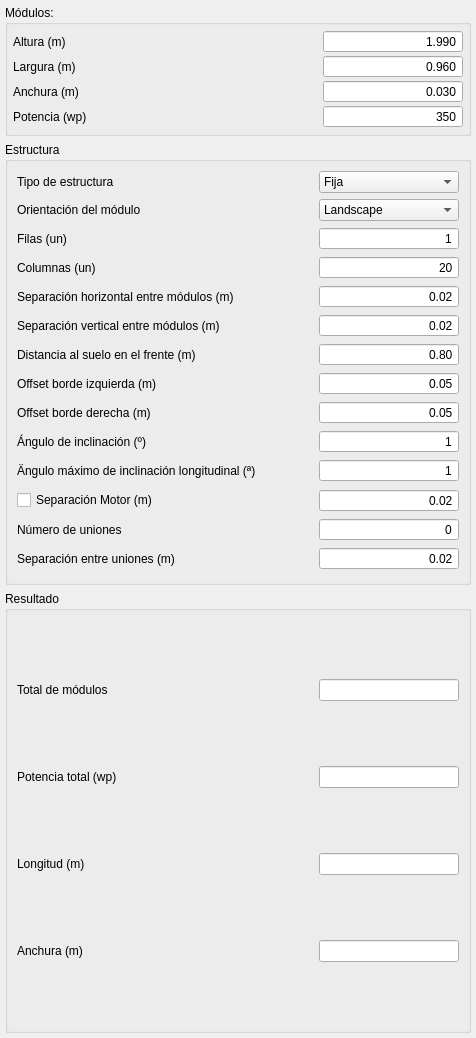
Qt form PVPlantTrench.ui (JavierBrana/PVPlant) before a commit.
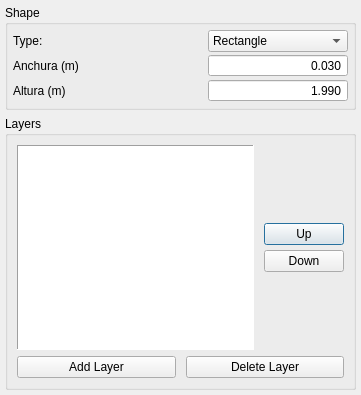
The same form after that commit.

Patch:
```diff
--- a/PVPlantTrench.ui
+++ b/PVPlantTrench.ui
@@ -6,8 +6,8 @@
    <rect>
     <x>0</x>
     <y>0</y>
-    <width>476</width>
-    <height>1038</height>
+    <width>361</width>
+    <height>395</height>
    </rect>
   </property>
   <property name="windowTitle">
@@ -35,7 +35,7 @@
       </sizepolicy>
      </property>
      <property name="title">
-      <string>Módulos:</string>
+      <string>Shape</string>
      </property>
      <layout class="QGridLayout" name="gridLayout">
       <property name="leftMargin">
@@ -56,14 +56,21 @@
       <property name="verticalSpacing">
        <number>2</number>
       </property>
-      <item row="0" column="0">
+      <item row="2" column="0">
        <widget class="QLabel" name="label_9">
         <property name="text">
          <string>Altura (m)</string>
         </property>
        </widget>
       </item>
-      <item row="0" column="1">
+      <item row="1" column="0">
+       <widget class="QLabel" name="label_11">
+        <property name="text">
+         <string>Anchura (m)</string>
+        </property>
+       </widget>
+      </item>
+      <item row="2" column="1">
        <widget class="QDoubleSpinBox" name="editModuleHeight">
         <property name="sizePolicy">
          <sizepolicy hsizetype="Fixed" vsizetype="Fixed">
@@ -97,55 +104,21 @@
         </property>
        </widget>
       </item>
-      <item row="1" column="0">
-       <widget class="QLabel" name="label_10">
-        <property name="text">
-         <string>Largura (m)</string>
-        </property>
+      <item row="0" column="1">
+       <widget class="QComboBox" name="comboBox">
+        <item>
+         <property name="text">
+          <string>Rectangle</string>
+         </property>
+        </item>
+        <item>
+         <property name="text">
+          <string>Trapeze</string>
+         </property>
+        </item>
        </widget>
       </item>
       <item row="1" column="1">
-       <widget class="QDoubleSpinBox" name="editModuleLenght">
-        <property name="sizePolicy">
-         <sizepolicy hsizetype="Fixed" vsizetype="Fixed">
-          <horstretch>0</horstretch>
-          <verstretch>0</verstretch>
-         </sizepolicy>
-        </property>
-        <property name="minimumSize">
-         <size>
-          <width>140</width>
-          <height>0</height>
-         </size>
-        </property>
-        <property name="alignment">
-         <set>Qt::AlignRight|Qt::AlignTrailing|Qt::AlignVCenter</set>
-        </property>
-        <property name="buttonSymbols">
-         <enum>QAbstractSpinBox::NoButtons</enum>
-        </property>
-        <property name="decimals">
-         <number>3</number>
-        </property>
-        <property name="maximum">
-         <double>5.000000000000000</double>
-        </property>
-        <property name="singleStep">
-         <double>0.010000000000000</double>
-        </property>
-        <property name="value">
-         <double>0.960000000000000</double>
-        </property>
-       </widget>
-      </item>
-      <item row="2" column="0">
-       <widget class="QLabel" name="label_11">
-        <property name="text">
-         <string>Anchura (m)</string>
-        </property>
-       </widget>
-      </item>
-      <item row="2" column="1">
        <widget class="QDoubleSpinBox" name="editModuleWidth">
         <property name="sizePolicy">
          <sizepolicy hsizetype="Fixed" vsizetype="Fixed">
@@ -179,692 +152,144 @@
         </property>
        </widget>
       </item>
-      <item row="3" column="0">
-       <widget class="QLabel" name="label_12">
-        <property name="text">
-         <string>Potencia (wp)</string>
-        </property>
-       </widget>
-      </item>
-      <item row="3" column="1">
-       <widget class="QSpinBox" name="editModulePower">
-        <property name="sizePolicy">
-         <sizepolicy hsizetype="Fixed" vsizetype="Fixed">
-          <horstretch>0</horstretch>
-          <verstretch>0</verstretch>
-         </sizepolicy>
-        </property>
-        <property name="minimumSize">
-         <size>
-          <width>140</width>
-          <height>0</height>
-         </size>
-        </property>
-        <property name="alignment">
-         <set>Qt::AlignRight|Qt::AlignTrailing|Qt::AlignVCenter</set>
-        </property>
-        <property name="buttonSymbols">
-         <enum>QAbstractSpinBox::NoButtons</enum>
-        </property>
-        <property name="minimum">
-         <number>150</number>
-        </property>
-        <property name="maximum">
-         <number>1000</number>
-        </property>
-        <property name="singleStep">
-         <number>5</number>
-        </property>
-        <property name="value">
-         <number>350</number>
-        </property>
-       </widget>
-      </item>
-     </layout>
-    </widget>
-   </item>
-   <item>
-    <widget class="QGroupBox" name="groupBox_2">
-     <property name="title">
-      <string>Estructura</string>
-     </property>
-     <layout class="QGridLayout" name="gridLayout_3">
-      <item row="3" column="0">
-       <widget class="QLabel" name="label_2">
-        <property name="text">
-         <string>Columnas (un)</string>
-        </property>
-       </widget>
-      </item>
-      <item row="6" column="1">
-       <widget class="QDoubleSpinBox" name="editFrontHeight">
-        <property name="sizePolicy">
-         <sizepolicy hsizetype="Fixed" vsizetype="Fixed">
-          <horstretch>0</horstretch>
-          <verstretch>0</verstretch>
-         </sizepolicy>
-        </property>
-        <property name="minimumSize">
-         <size>
-          <width>140</width>
-          <height>0</height>
-         </size>
-        </property>
-        <property name="alignment">
-         <set>Qt::AlignRight|Qt::AlignTrailing|Qt::AlignVCenter</set>
-        </property>
-        <property name="buttonSymbols">
-         <enum>QAbstractSpinBox::NoButtons</enum>
-        </property>
-        <property name="maximum">
-         <double>5.000000000000000</double>
-        </property>
-        <property name="singleStep">
-         <double>0.100000000000000</double>
-        </property>
-        <property name="value">
-         <double>0.800000000000000</double>
-        </property>
-       </widget>
-      </item>
-      <item row="1" column="0">
-       <widget class="QLabel" name="label_5">
-        <property name="text">
-         <string>Orientación del módulo</string>
-        </property>
-       </widget>
-      </item>
-      <item row="5" column="1">
-       <widget class="QDoubleSpinBox" name="editVerticalGap">
-        <property name="sizePolicy">
-         <sizepolicy hsizetype="Fixed" vsizetype="Fixed">
-          <horstretch>0</horstretch>
-          <verstretch>0</verstretch>
-         </sizepolicy>
-        </property>
-        <property name="minimumSize">
-         <size>
-          <width>140</width>
-          <height>0</height>
-         </size>
-        </property>
-        <property name="alignment">
-         <set>Qt::AlignRight|Qt::AlignTrailing|Qt::AlignVCenter</set>
-        </property>
-        <property name="buttonSymbols">
-         <enum>QAbstractSpinBox::NoButtons</enum>
-        </property>
-        <property name="maximum">
-         <double>0.900000000000000</double>
-        </property>
-        <property name="singleStep">
-         <double>0.010000000000000</double>
-        </property>
-        <property name="value">
-         <double>0.020000000000000</double>
-        </property>
-       </widget>
-      </item>
-      <item row="2" column="1">
-       <widget class="QSpinBox" name="editRows">
-        <property name="sizePolicy">
-         <sizepolicy hsizetype="Fixed" vsizetype="Fixed">
-          <horstretch>0</horstretch>
-          <verstretch>0</verstretch>
-         </sizepolicy>
-        </property>
-        <property name="minimumSize">
-         <size>
-          <width>140</width>
-          <height>0</height>
-         </size>
-        </property>
-        <property name="alignment">
-         <set>Qt::AlignRight|Qt::AlignTrailing|Qt::AlignVCenter</set>
-        </property>
-        <property name="buttonSymbols">
-         <enum>QAbstractSpinBox::NoButtons</enum>
-        </property>
-        <property name="minimum">
-         <number>1</number>
-        </property>
-       </widget>
-      </item>
-      <item row="0" column="1">
-       <widget class="QComboBox" name="comboFrameType">
-        <property name="sizePolicy">
-         <sizepolicy hsizetype="Fixed" vsizetype="Fixed">
-          <horstretch>0</horstretch>
-          <verstretch>0</verstretch>
-         </sizepolicy>
-        </property>
-        <property name="minimumSize">
-         <size>
-          <width>140</width>
-          <height>0</height>
-         </size>
-        </property>
-        <item>
-         <property name="text">
-          <string>Fija</string>
-         </property>
-        </item>
-        <item>
-         <property name="text">
-          <string>Tracker 1 Eje</string>
-         </property>
-        </item>
-       </widget>
-      </item>
-      <item row="7" column="1">
-       <widget class="QDoubleSpinBox" name="editLeftOffset">
-        <property name="sizePolicy">
-         <sizepolicy hsizetype="Fixed" vsizetype="Fixed">
-          <horstretch>0</horstretch>
-          <verstretch>0</verstretch>
-         </sizepolicy>
-        </property>
-        <property name="minimumSize">
-         <size>
-          <width>140</width>
-          <height>0</height>
-         </size>
-        </property>
-        <property name="alignment">
-         <set>Qt::AlignRight|Qt::AlignTrailing|Qt::AlignVCenter</set>
-        </property>
-        <property name="buttonSymbols">
-         <enum>QAbstractSpinBox::NoButtons</enum>
-        </property>
-        <property name="maximum">
-         <double>0.900000000000000</double>
-        </property>
-        <property name="singleStep">
-         <double>0.010000000000000</double>
-        </property>
-        <property name="value">
-         <double>0.050000000000000</double>
-        </property>
-       </widget>
-      </item>
-      <item row="12" column="0">
-       <widget class="QLabel" name="label_18">
-        <property name="text">
-         <string>Offset borde derecha (m)</string>
-        </property>
-       </widget>
-      </item>
-      <item row="14" column="0">
-       <widget class="QLabel" name="label_3">
-        <property name="text">
-         <string>Ángulo de inclinación (º)</string>
-        </property>
-       </widget>
-      </item>
-      <item row="12" column="1">
-       <widget class="QDoubleSpinBox" name="editRightOffset">
-        <property name="sizePolicy">
-         <sizepolicy hsizetype="Fixed" vsizetype="Fixed">
-          <horstretch>0</horstretch>
-          <verstretch>0</verstretch>
-         </sizepolicy>
-        </property>
-        <property name="minimumSize">
-         <size>
-          <width>140</width>
-          <height>0</height>
-         </size>
-        </property>
-        <property name="alignment">
-         <set>Qt::AlignRight|Qt::AlignTrailing|Qt::AlignVCenter</set>
-        </property>
-        <property name="buttonSymbols">
-         <enum>QAbstractSpinBox::NoButtons</enum>
-        </property>
-        <property name="maximum">
-         <double>0.900000000000000</double>
-        </property>
-        <property name="singleStep">
-         <double>0.010000000000000</double>
-        </property>
-        <property name="value">
-         <double>0.050000000000000</double>
-        </property>
-       </widget>
-      </item>
-      <item row="14" column="1">
-       <widget class="QSpinBox" name="editTilt">
-        <property name="sizePolicy">
-         <sizepolicy hsizetype="Fixed" vsizetype="Fixed">
-          <horstretch>0</horstretch>
-          <verstretch>0</verstretch>
-         </sizepolicy>
-        </property>
-        <property name="minimumSize">
-         <size>
-          <width>140</width>
-          <height>0</height>
-         </size>
-        </property>
-        <property name="alignment">
-         <set>Qt::AlignRight|Qt::AlignTrailing|Qt::AlignVCenter</set>
-        </property>
-        <property name="buttonSymbols">
-         <enum>QAbstractSpinBox::NoButtons</enum>
-        </property>
-        <property name="minimum">
-         <number>1</number>
-        </property>
-        <property name="maximum">
-         <number>60</number>
-        </property>
-       </widget>
-      </item>
-      <item row="15" column="1">
-       <widget class="QSpinBox" name="editInclination">
-        <property name="sizePolicy">
-         <sizepolicy hsizetype="Fixed" vsizetype="Fixed">
-          <horstretch>0</horstretch>
-          <verstretch>0</verstretch>
-         </sizepolicy>
-        </property>
-        <property name="minimumSize">
-         <size>
-          <width>140</width>
-          <height>0</height>
-         </size>
-        </property>
-        <property name="alignment">
-         <set>Qt::AlignRight|Qt::AlignTrailing|Qt::AlignVCenter</set>
-        </property>
-        <property name="buttonSymbols">
-         <enum>QAbstractSpinBox::NoButtons</enum>
-        </property>
-        <property name="minimum">
-         <number>1</number>
-        </property>
-        <property name="maximum">
-         <number>60</number>
-        </property>
-       </widget>
-      </item>
-      <item row="2" column="0">
+      <item row="0" column="0">
        <widget class="QLabel" name="label">
         <property name="text">
-         <string>Filas (un)</string>
+         <string>Type:</string>
         </property>
        </widget>
       </item>
-      <item row="6" column="0">
-       <widget class="QLabel" name="label_8">
-        <property name="text">
-         <string>Distancia al suelo en el frente (m)</string>
-        </property>
-       </widget>
-      </item>
-      <item row="3" column="1">
-       <widget class="QSpinBox" name="editCols">
-        <property name="sizePolicy">
-         <sizepolicy hsizetype="Fixed" vsizetype="Fixed">
-          <horstretch>0</horstretch>
-          <verstretch>0</verstretch>
-         </sizepolicy>
-        </property>
-        <property name="minimumSize">
-         <size>
-          <width>140</width>
-          <height>0</height>
-         </size>
-        </property>
-        <property name="alignment">
-         <set>Qt::AlignRight|Qt::AlignTrailing|Qt::AlignVCenter</set>
-        </property>
-        <property name="buttonSymbols">
-         <enum>QAbstractSpinBox::NoButtons</enum>
-        </property>
-        <property name="minimum">
-         <number>20</number>
-        </property>
-       </widget>
-      </item>
-      <item row="5" column="0">
-       <widget class="QLabel" name="labelVerticalGap">
-        <property name="text">
-         <string>Separación vertical entre módulos (m)</string>
-        </property>
-       </widget>
-      </item>
-      <item row="1" column="1">
-       <widget class="QComboBox" name="comboModuleOrientation">
-        <property name="sizePolicy">
-         <sizepolicy hsizetype="Fixed" vsizetype="Fixed">
-          <horstretch>0</horstretch>
-          <verstretch>0</verstretch>
-         </sizepolicy>
-        </property>
-        <property name="minimumSize">
-         <size>
-          <width>140</width>
-          <height>0</height>
-         </size>
-        </property>
-        <item>
-         <property name="text">
-          <string>Landscape</string>
-         </property>
-        </item>
-        <item>
-         <property name="text">
-          <string>Portrait</string>
-         </property>
-        </item>
-       </widget>
-      </item>
-      <item row="4" column="0">
-       <widget class="QLabel" name="label_4">
-        <property name="text">
-         <string>Separación horizontal entre módulos (m)</string>
-        </property>
-       </widget>
-      </item>
-      <item row="15" column="0">
-       <widget class="QLabel" name="label_7">
-        <property name="text">
-         <string>Ängulo máximo de inclinación longitudinal (ª)</string>
-        </property>
-       </widget>
-      </item>
-      <item row="4" column="1">
-       <widget class="QDoubleSpinBox" name="editHorizontalGap">
-        <property name="sizePolicy">
-         <sizepolicy hsizetype="Fixed" vsizetype="Fixed">
-          <horstretch>0</horstretch>
-          <verstretch>0</verstretch>
-         </sizepolicy>
-        </property>
-        <property name="minimumSize">
-         <size>
-          <width>140</width>
-          <height>0</height>
-         </size>
-        </property>
-        <property name="alignment">
-         <set>Qt::AlignRight|Qt::AlignTrailing|Qt::AlignVCenter</set>
-        </property>
-        <property name="buttonSymbols">
-         <enum>QAbstractSpinBox::NoButtons</enum>
-        </property>
-        <property name="maximum">
-         <double>0.900000000000000</double>
-        </property>
-        <property name="singleStep">
-         <double>0.010000000000000</double>
-        </property>
-        <property name="value">
-         <double>0.020000000000000</double>
-        </property>
-       </widget>
-      </item>
-      <item row="0" column="0">
-       <widget class="QLabel" name="label_6">
-        <property name="text">
-         <string>Tipo de estructura</string>
-        </property>
-       </widget>
-      </item>
-      <item row="7" column="0">
-       <widget class="QLabel" name="label_17">
-        <property name="text">
-         <string>Offset borde izquierda (m)</string>
-        </property>
-       </widget>
-      </item>
-      <item row="16" column="0" colspan="2">
-       <widget class="QWidget" name="widgetTracker" native="true">
-        <layout class="QGridLayout" name="gridLayout_4">
-         <property name="leftMargin">
-          <number>0</number>
-         </property>
-         <property name="topMargin">
-          <number>0</number>
-         </property>
-         <property name="rightMargin">
-          <number>0</number>
-         </property>
-         <property name="bottomMargin">
-          <number>0</number>
-         </property>
-         <property name="spacing">
-          <number>5</number>
-         </property>
-         <item row="2" column="0">
-          <widget class="QLabel" name="labelVerticalGap_2">
-           <property name="text">
-            <string>Separación entre uniones (m)</string>
-           </property>
-          </widget>
-         </item>
-         <item row="0" column="0">
-          <widget class="QCheckBox" name="checkBox">
-           <property name="text">
-            <string>Separación Motor (m)</string>
-           </property>
-          </widget>
-         </item>
-         <item row="1" column="1">
-          <widget class="QSpinBox" name="editInternalGapNumber">
-           <property name="sizePolicy">
-            <sizepolicy hsizetype="Fixed" vsizetype="Fixed">
-             <horstretch>0</horstretch>
-             <verstretch>0</verstretch>
-            </sizepolicy>
-           </property>
-           <property name="minimumSize">
-            <size>
-             <width>140</width>
-             <height>0</height>
-            </size>
-           </property>
-           <property name="alignment">
-            <set>Qt::AlignRight|Qt::AlignTrailing|Qt::AlignVCenter</set>
-           </property>
-           <property name="buttonSymbols">
-            <enum>QAbstractSpinBox::NoButtons</enum>
-           </property>
-           <property name="minimum">
-            <number>0</number>
-           </property>
-           <property name="maximum">
-            <number>6</number>
-           </property>
-           <property name="value">
-            <number>0</number>
-           </property>
-          </widget>
-         </item>
-         <item row="1" column="0">
-          <widget class="QLabel" name="label_19">
-           <property name="text">
-            <string>Número de uniones</string>
-           </property>
-          </widget>
-         </item>
-         <item row="2" column="1">
-          <widget class="QDoubleSpinBox" name="editInternalGap">
-           <property name="sizePolicy">
-            <sizepolicy hsizetype="Fixed" vsizetype="Fixed">
-             <horstretch>0</horstretch>
-             <verstretch>0</verstretch>
-            </sizepolicy>
-           </property>
-           <property name="minimumSize">
-            <size>
-             <width>140</width>
-             <height>0</height>
-            </size>
-           </property>
-           <property name="alignment">
-            <set>Qt::AlignRight|Qt::AlignTrailing|Qt::AlignVCenter</set>
-           </property>
-           <property name="buttonSymbols">
-            <enum>QAbstractSpinBox::NoButtons</enum>
-           </property>
-           <property name="maximum">
-            <double>0.900000000000000</double>
-           </property>
-           <property name="singleStep">
-            <double>0.010000000000000</double>
-           </property>
-           <property name="value">
-            <double>0.020000000000000</double>
-           </property>
-          </widget>
-         </item>
-         <item row="0" column="1">
-          <widget class="QDoubleSpinBox" name="editMotorGap">
-           <property name="sizePolicy">
-            <sizepolicy hsizetype="Fixed" vsizetype="Fixed">
-             <horstretch>0</horstretch>
-             <verstretch>0</verstretch>
-            </sizepolicy>
-           </property>
-           <property name="minimumSize">
-            <size>
-             <width>140</width>
-             <height>0</height>
-            </size>
-           </property>
-           <property name="alignment">
-            <set>Qt::AlignRight|Qt::AlignTrailing|Qt::AlignVCenter</set>
-           </property>
-           <property name="buttonSymbols">
-            <enum>QAbstractSpinBox::NoButtons</enum>
-           </property>
-           <property name="maximum">
-            <double>0.900000000000000</double>
-           </property>
-           <property name="singleStep">
-            <double>0.010000000000000</double>
-           </property>
-           <property name="value">
-            <double>0.020000000000000</double>
-           </property>
-          </widget>
-         </item>
-        </layout>
-       </widget>
-      </item>
      </layout>
     </widget>
    </item>
    <item>
     <widget class="QGroupBox" name="groupBox_3">
      <property name="title">
-      <string>Resultado</string>
+      <string>Layers</string>
      </property>
-     <layout class="QGridLayout" name="gridLayout_2">
-      <item row="0" column="0">
-       <widget class="QLabel" name="label_13">
-        <property name="text">
-         <string>Total de módulos</string>
-        </property>
+     <layout class="QVBoxLayout" name="verticalLayout_3">
+      <item>
+       <widget class="QWidget" name="widget_2" native="true">
+        <layout class="QHBoxLayout" name="horizontalLayout">
+         <property name="spacing">
+          <number>10</number>
+         </property>
+         <property name="leftMargin">
+          <number>0</number>
+         </property>
+         <property name="topMargin">
+          <number>0</number>
+         </property>
+         <property name="rightMargin">
+          <number>0</number>
+         </property>
+         <property name="bottomMargin">
+          <number>0</number>
+         </property>
+         <item>
+          <widget class="QListWidget" name="listLayers">
+           <property name="frameShape">
+            <enum>QFrame::Panel</enum>
+           </property>
+          </widget>
+         </item>
+         <item>
+          <widget class="QWidget" name="widget" native="true">
+           <layout class="QVBoxLayout" name="verticalLayout_2">
+            <property name="spacing">
+             <number>5</number>
+            </property>
+            <property name="leftMargin">
+             <number>0</number>
+            </property>
+            <property name="topMargin">
+             <number>0</number>
+            </property>
+            <property name="rightMargin">
+             <number>0</number>
+            </property>
+            <property name="bottomMargin">
+             <number>0</number>
+            </property>
+            <item>
+             <spacer name="verticalSpacer">
+              <property name="orientation">
+               <enum>Qt::Vertical</enum>
+              </property>
+              <property name="sizeHint" stdset="0">
+               <size>
+                <width>20</width>
+                <height>40</height>
+               </size>
+              </property>
+             </spacer>
+            </item>
+            <item>
+             <widget class="QPushButton" name="buttonUp">
+              <property name="text">
+               <string>Up</string>
+              </property>
+             </widget>
+            </item>
+            <item>
+             <widget class="QPushButton" name="buttonDown">
+              <property name="text">
+               <string>Down</string>
+              </property>
+             </widget>
+            </item>
+            <item>
+             <spacer name="verticalSpacer_2">
+              <property name="orientation">
+               <enum>Qt::Vertical</enum>
+              </property>
+              <property name="sizeHint" stdset="0">
+               <size>
+                <width>20</width>
+                <height>40</height>
+               </size>
+              </property>
+             </spacer>
+            </item>
+           </layout>
+          </widget>
+         </item>
+        </layout>
        </widget>
       </item>
-      <item row="0" column="1">
-       <widget class="QLineEdit" name="editTotalModules">
-        <property name="sizePolicy">
-         <sizepolicy hsizetype="Fixed" vsizetype="Fixed">
-          <horstretch>0</horstretch>
-          <verstretch>0</verstretch>
-         </sizepolicy>
-        </property>
-        <property name="minimumSize">
-         <size>
-          <width>140</width>
-          <height>0</height>
-         </size>
-        </property>
-        <property name="readOnly">
-         <bool>true</bool>
-        </property>
-       </widget>
-      </item>
-      <item row="1" column="0">
-       <widget class="QLabel" name="label_14">
-        <property name="text">
-         <string>Potencia total (wp)</string>
-        </property>
-       </widget>
-      </item>
-      <item row="1" column="1">
-       <widget class="QLineEdit" name="editTotalPower">
-        <property name="sizePolicy">
-         <sizepolicy hsizetype="Fixed" vsizetype="Fixed">
-          <horstretch>0</horstretch>
-          <verstretch>0</verstretch>
-         </sizepolicy>
-        </property>
-        <property name="minimumSize">
-         <size>
-          <width>140</width>
-          <height>0</height>
-         </size>
-        </property>
-        <property name="readOnly">
-         <bool>true</bool>
-        </property>
-       </widget>
-      </item>
-      <item row="2" column="0">
-       <widget class="QLabel" name="label_15">
-        <property name="text">
-         <string>Longitud (m)</string>
-        </property>
-       </widget>
-      </item>
-      <item row="2" column="1">
-       <widget class="QLineEdit" name="editTotalLength">
-        <property name="sizePolicy">
-         <sizepolicy hsizetype="Fixed" vsizetype="Fixed">
-          <horstretch>0</horstretch>
-          <verstretch>0</verstretch>
-         </sizepolicy>
-        </property>
-        <property name="minimumSize">
-         <size>
-          <width>140</width>
-          <height>0</height>
-         </size>
-        </property>
-        <property name="readOnly">
-         <bool>true</bool>
-        </property>
-       </widget>
-      </item>
-      <item row="3" column="0">
-       <widget class="QLabel" name="label_16">
-        <property name="text">
-         <string>Anchura (m)</string>
-        </property>
-       </widget>
-      </item>
-      <item row="3" column="1">
-       <widget class="QLineEdit" name="editTotalWidth">
-        <property name="sizePolicy">
-         <sizepolicy hsizetype="Fixed" vsizetype="Fixed">
-          <horstretch>0</horstretch>
-          <verstretch>0</verstretch>
-         </sizepolicy>
-        </property>
-        <property name="minimumSize">
-         <size>
-          <width>140</width>
-          <height>0</height>
-         </size>
-        </property>
-        <property name="readOnly">
-         <bool>true</bool>
-        </property>
+      <item>
+       <widget class="QWidget" name="widget_3" native="true">
+        <layout class="QHBoxLayout" name="horizontalLayout_2">
+         <property name="spacing">
+          <number>10</number>
+         </property>
+         <property name="leftMargin">
+          <number>0</number>
+         </property>
+         <property name="topMargin">
+          <number>0</number>
+         </property>
+         <property name="rightMargin">
+          <number>0</number>
+         </property>
+         <property name="bottomMargin">
+          <number>0</number>
+         </property>
+         <item>
+          <widget class="QPushButton" name="buttonAddLayer">
+           <property name="text">
+            <string>Add Layer</string>
+           </property>
+          </widget>
+         </item>
+         <item>
+          <widget class="QPushButton" name="buttonDeleteLayer">
+           <property name="text">
+            <string>Delete Layer</string>
+           </property>
+          </widget>
+         </item>
+        </layout>
        </widget>
       </item>
      </layout>
```
